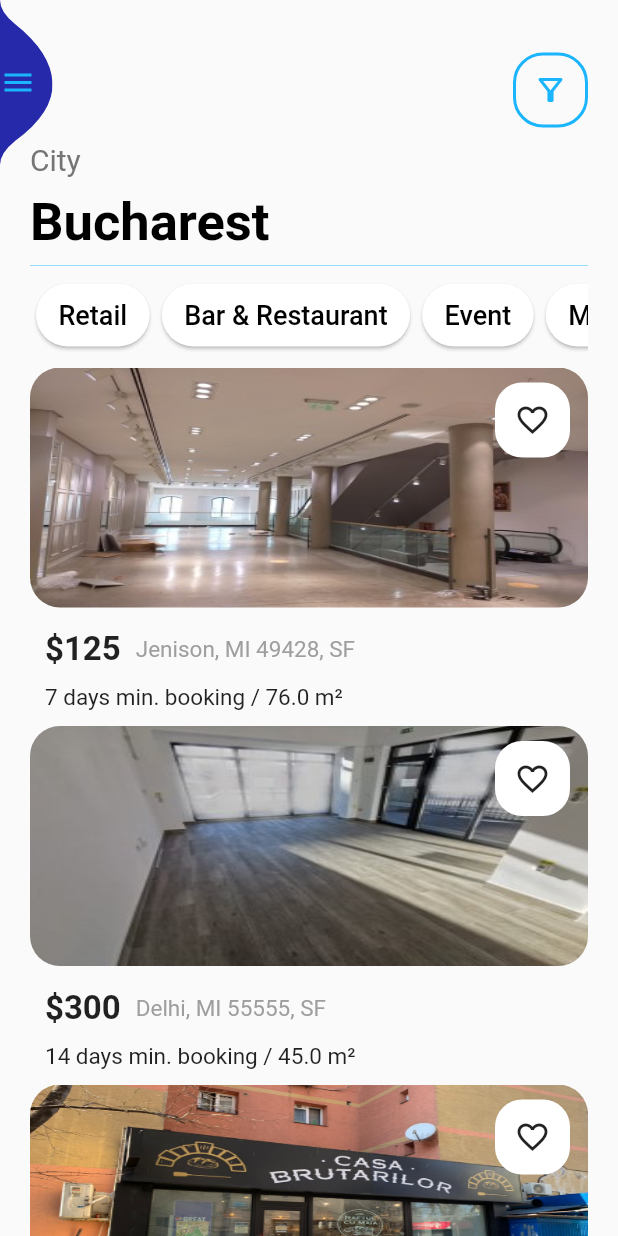
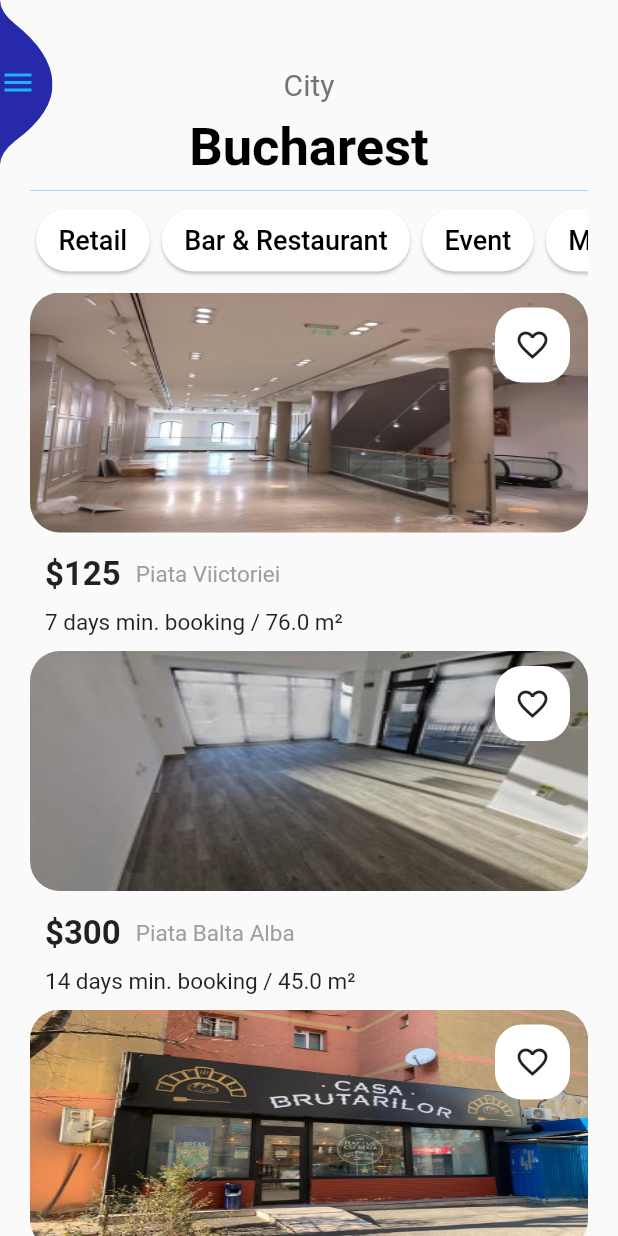
Before and after one commit to andreisas06/rentalapp, a Flutter app: the screen it shows once a user with an empty profile is signed in, on a phone screen of 412 x 824 dp. Run offline on Flutter 3.47's test engine with Material 2 defaults, Android fonts, the light colour scheme and no system bars; our stand-ins replace bloc, carousel_pro, firebase_auth, firebase_core, flutter_bloc, google_sign_in and 1 more; accounts and stored records are empty.

Commit message:
UI refinement and added corect location of listing

```diff
--- a/lib/app/pages/home.dart
+++ b/lib/app/pages/home.dart
@@ -30,33 +30,38 @@ class Home extends StatelessWidget with NavigationStates {
               SizedBox(
                 height: 35,
               ),
-              Row(
-                mainAxisAlignment: MainAxisAlignment.end,
-                children: [
-                  MenuWidget(
-                    iconImg: Icons.filter_alt_outlined,
-                    iconColor: Color(0xFF1BB5FD),
-                  ),
-                ],
-              ),
+              // Row(
+              //   mainAxisAlignment: MainAxisAlignment.end,
+              //   children: [
+              //     MenuWidget(
+              //       iconImg: Icons.filter_alt_outlined,
+              //       iconColor: Color(0xFF1BB5FD),
+              //     ),
+              //   ],
+              // ),
               SizedBox(
                 height: 10,
               ),
+
               Padding(
                 padding: const EdgeInsets.only(left: 0, bottom: 10),
+                child: Center(
                   child: Text(
                     'City',
                     style: TextStyle(fontSize: 20, color: Colors.grey[600]),
                   ),
                 ),
+              ),
               Padding(
                 padding: const EdgeInsets.only(left: 0),
+                child: Center(
                   child: Text(
                     'Bucharest',
                     style: TextStyle(
                         fontSize: 35,
                         color: Colors.black,
                         fontWeight: FontWeight.w700),
+                  ),
                 ),
               ),
               Divider(
@@ -81,8 +86,8 @@ class Home extends StatelessWidget with NavigationStates {
               ),
               Column(
                 children: List.generate(Constants.propertyList.length, (index) {
-                  return ImageWidget(
-                      Constants.propertyList[index], index, Constants.imageList);
+                  return ImageWidget(Constants.propertyList[index], index,
+                      Constants.imageList);
                 }),
               ),
             ],
--- a/lib/constants.dart
+++ b/lib/constants.dart
@@ -5,42 +5,42 @@ class Constants {
     Property(
       id: 1,
       amount: 125,
-      address: 'Jenison, MI 49428, SF',
+      address: 'Piata Viictoriei',
       minBook: 7,
       squaremeters: 76,
     ),
     Property(
       id: 2,
       amount: 300,
-      address: 'Delhi, MI 55555, SF',
+      address: 'Piata Balta Alba',
       minBook: 14,
       squaremeters: 45,
     ),
     Property(
       id: 3,
       amount: 500,
-      address: 'Mumbai, MI 49428, SF',
+      address: 'Strada Erou Iancu Nicolae',
       minBook: 21,
       squaremeters: 55,
     ),
     Property(
       id: 4,
       amount: 250,
-      address: 'Pune, MI 55555, SF',
+      address: 'Bulevardul Magheru',
       minBook: 14,
       squaremeters: 23,
     ),
     Property(
       id: 5,
       amount: 400,
-      address: 'Rajkot, MI 49428, SF',
+      address: 'Rond Alba Iulia',
       minBook: 7,
       squaremeters: 130,
     ),
     Property(
       id: 6,
       amount: 625,
-      address: 'Bhuj, MI 55555, SF',
+      address: 'Soseaua Nordului',
       minBook: 14,
       squaremeters: 87,
     ),
```
Lines whose indentation alone changed are shown as unchanged.
